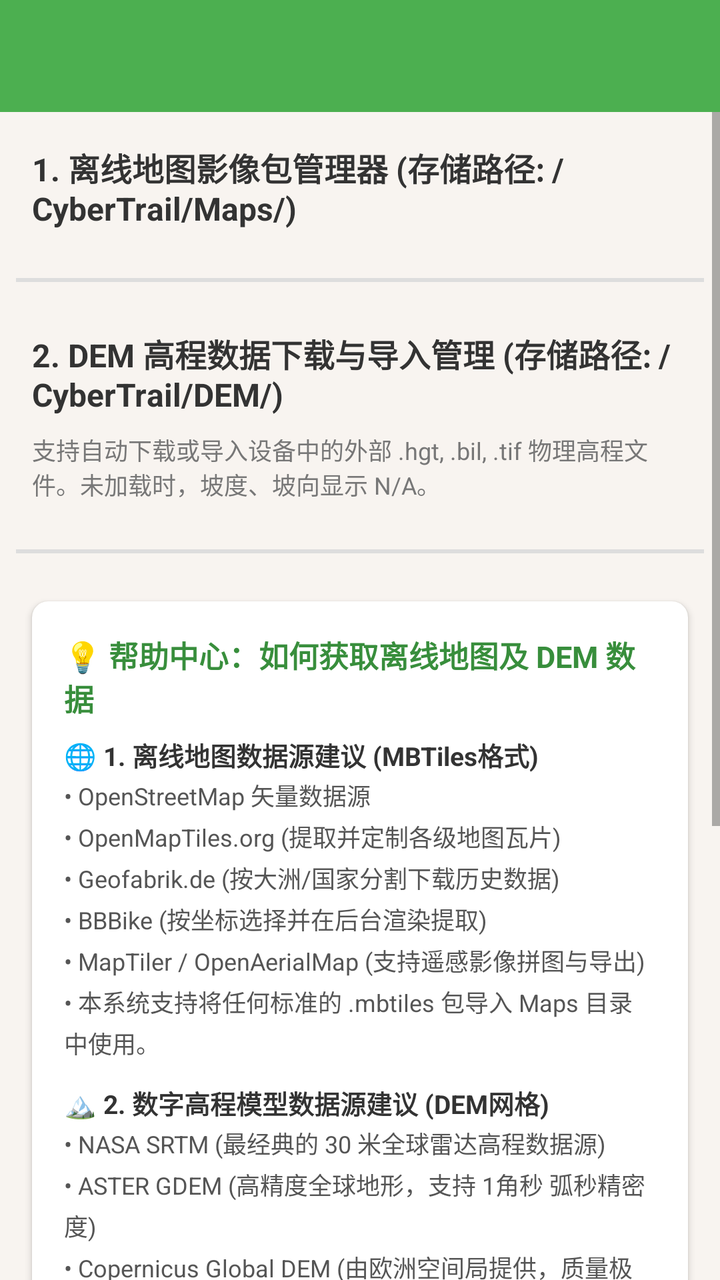
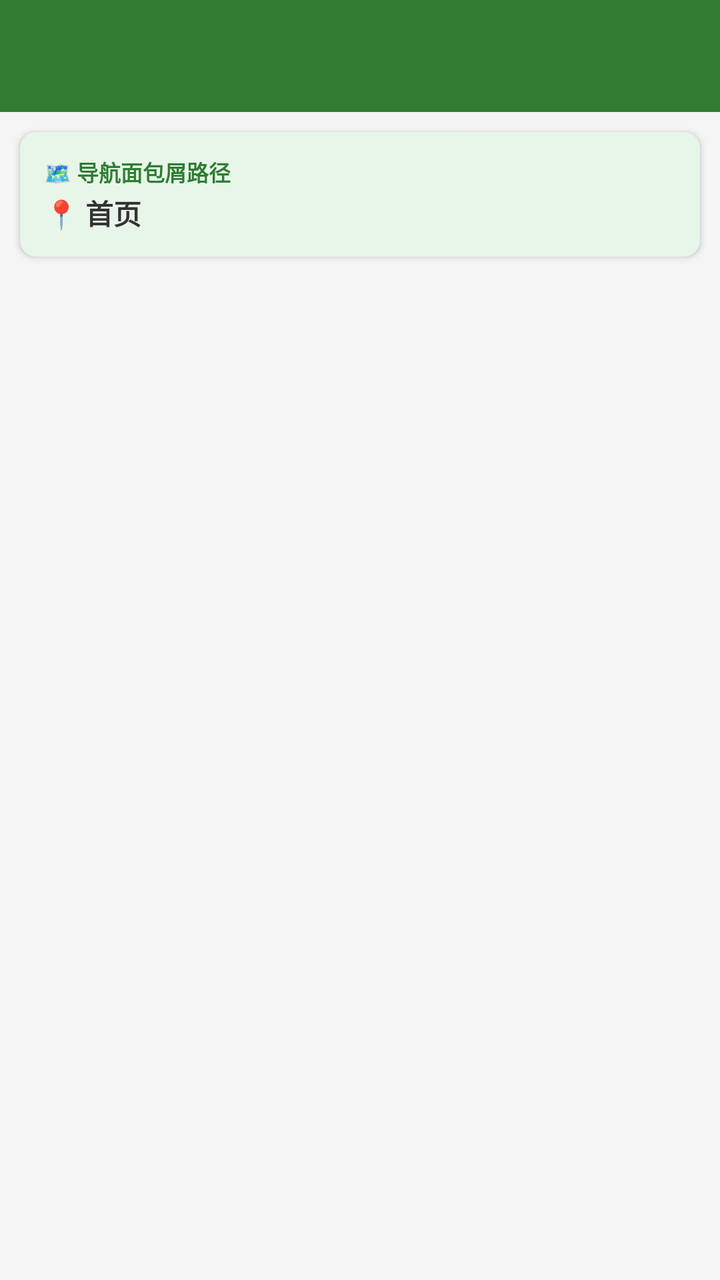

Two renders of the same Android screen: before a commit and after it. Below are the layout's source before the change and the commit's diff.
<!-- AndroidManifest.xml: application theme Theme.CyberTrail -->
<!-- res/layout/activity_offline_map.xml -->
<?xml version="1.0" encoding="utf-8"?>
<LinearLayout xmlns:android="http://schemas.android.com/apk/res/android"
    xmlns:app="http://schemas.android.com/apk/res-auto"
    android:layout_width="match_parent"
    android:layout_height="match_parent"
    android:orientation="vertical"
    android:background="#f8f4f0">

    <androidx.appcompat.widget.Toolbar
        android:id="@+id/toolbar"
        android:layout_width="match_parent"
        android:layout_height="?attr/actionBarSize"
        android:background="#4CAF50"
        android:theme="@style/ThemeOverlay.AppCompat.Dark.ActionBar" />

    <ScrollView
        android:layout_width="match_parent"
        android:layout_height="match_parent">

        <LinearLayout
            android:layout_width="match_parent"
            android:layout_height="wrap_content"
            android:orientation="vertical"
            android:padding="8dp">

            
            <TextView
                android:layout_width="match_parent"
                android:layout_height="wrap_content"
                android:layout_margin="8dp"
                android:text="1. 离线地图影像包管理器 (存储路径: /CyberTrail/Maps/)"
                android:textStyle="bold"
                android:textColor="#333333"
                android:textSize="16sp" />

            <androidx.recyclerview.widget.RecyclerView
                android:id="@+id/recyclerView"
                android:layout_width="match_parent"
                android:layout_height="wrap_content"
                android:nestedScrollingEnabled="false"
                android:clipToPadding="false" />

            <View
                android:layout_width="match_parent"
                android:layout_height="2dp"
                android:layout_marginTop="16dp"
                android:layout_marginBottom="16dp"
                android:background="#DDDDDD" />

            
            <TextView
                android:layout_width="match_parent"
                android:layout_height="wrap_content"
                android:layout_margin="8dp"
                android:text="2. DEM 高程数据下载与导入管理 (存储路径: /CyberTrail/DEM/)"
                android:textStyle="bold"
                android:textColor="#333333"
                android:textSize="16sp" />

            <TextView
                android:layout_width="match_parent"
                android:layout_height="wrap_content"
                android:layout_marginStart="8dp"
                android:layout_marginEnd="8dp"
                android:layout_marginBottom="8dp"
                android:text="支持自动下载或导入设备中的外部 .hgt, .bil, .tif 物理高程文件。未加载时，坡度、坡向显示 N/A。"
                android:textColor="#777777"
                android:textSize="12sp" />

            <androidx.recyclerview.widget.RecyclerView
                android:id="@+id/recyclerViewDems"
                android:layout_width="match_parent"
                android:layout_height="wrap_content"
                android:nestedScrollingEnabled="false"
                android:clipToPadding="false" />

            <View
                android:layout_width="match_parent"
                android:layout_height="2dp"
                android:layout_marginTop="16dp"
                android:layout_marginBottom="16dp"
                android:background="#DDDDDD" />

            
            <androidx.cardview.widget.CardView
                android:layout_width="match_parent"
                android:layout_height="wrap_content"
                android:layout_margin="8dp"
                app:cardCornerRadius="8dp"
                app:cardElevation="2dp"
                app:cardBackgroundColor="#FFFFFF">

                <LinearLayout
                    android:layout_width="match_parent"
                    android:layout_height="wrap_content"
                    android:orientation="vertical"
                    android:padding="16dp">

                    <TextView
                        android:layout_width="match_parent"
                        android:layout_height="wrap_content"
                        android:text="💡 帮助中心：如何获取离线地图及 DEM 数据"
                        android:textStyle="bold"
                        android:textColor="#388E3C"
                        android:textSize="15sp" />

                    <TextView
                        android:layout_width="match_parent"
                        android:layout_height="wrap_content"
                        android:layout_marginTop="8dp"
                        android:text="🌐 1. 离线地图数据源建议 (MBTiles格式)"
                        android:textStyle="bold"
                        android:textColor="#333333"
                        android:textSize="13sp" />

                    <TextView
                        android:layout_width="match_parent"
                        android:layout_height="wrap_content"
                        android:layout_marginTop="2dp"
                        android:text="• OpenStreetMap 矢量数据源\n• OpenMapTiles.org (提取并定制各级地图瓦片)\n• Geofabrik.de (按大洲/国家分割下载历史数据)\n• BBBike (按坐标选择并在后台渲染提取)\n• MapTiler / OpenAerialMap (支持遥感影像拼图与导出)\n• 本系统支持将任何标准的 .mbtiles 包导入 Maps 目录中使用。"
                        android:textColor="#555555"
                        android:textSize="12sp"
                        android:lineSpacingMultiplier="1.2" />

                    <TextView
                        android:layout_width="match_parent"
                        android:layout_height="wrap_content"
                        android:layout_marginTop="12dp"
                        android:text="🏔️ 2. 数字高程模型数据源建议 (DEM网格)"
                        android:textStyle="bold"
                        android:textColor="#333333"
                        android:textSize="13sp" />

                    <TextView
                        android:layout_width="match_parent"
                        android:layout_height="wrap_content"
                        android:layout_marginTop="2dp"
                        android:text="• NASA SRTM (最经典的 30 米全球雷达高程数据源)\n• ASTER GDEM (高精度全球地形，支持 1角秒 弧秒精密度)\n• Copernicus Global DEM (由欧洲空间局提供，质量极佳)\n• 导入方法：获取以上机构的 .hgt, .tif, .bil, .img 文件，重命名或直接放入 /CyberTrail/DEM 文件夹，或在本界面直接点击 [导入本地] 来自动识别。"
                        android:textColor="#555555"
                        android:textSize="12sp"
                        android:lineSpacingMultiplier="1.2" />

                    <TextView
                        android:layout_width="match_parent"
                        android:layout_height="wrap_content"
                        android:layout_marginTop="12dp"
                        android:text="🛠️ 3. 开源地图数据来源 (官方链接建议)"
                        android:textStyle="bold"
                        android:textColor="#333333"
                        android:textSize="13sp" />

                    <TextView
                        android:layout_width="match_parent"
                        android:layout_height="wrap_content"
                        android:layout_marginTop="2dp"
                        android:text="• OpenStreetMap 官方主页: https://www.openstreetmap.org\n• OpenMapTiles 矢量切片定制: https://openmaptiles.org\n• MapTiler 离线地图与配图服务: https://www.maptiler.com\n• GeoFabrik 历史/分国切片数据: https://www.geofabrik.de\n• NASA Earthdata (SRTM 30m 高程): https://earthdata.nasa.gov\n• ASTER GDEM 高精密高程来源: https://asterweb.jpl.nasa.gov"
                        android:textColor="#455A64"
                        android:textSize="12sp"
                        android:lineSpacingMultiplier="1.2" />

                </LinearLayout>
            </androidx.cardview.widget.CardView>

        </LinearLayout>
    </ScrollView>

</LinearLayout>
<!-- resources referenced by this layout -->
<resources>
  <style name="Theme.CyberTrail" parent="Theme.MaterialComponents.DayNight.NoActionBar">
          
          <item name="colorPrimary">@color/cyber_green</item>
          <item name="colorPrimaryVariant">@color/cyber_slate</item>
          <item name="colorOnPrimary">@color/white</item>
          
          <item name="android:statusBarColor">@color/cyber_slate</item>
      </style>
  <color name="cyber_green">#FF10B981</color>
  <color name="cyber_slate">#FF0F172A</color>
  <color name="white">#FFFFFFFF</color>
</resources>

<!-- the commit's change to res/layout/activity_offline_map.xml (unified diff, before → after) -->
@@ -4,164 +4,88 @@
     android:layout_width="match_parent"
     android:layout_height="match_parent"
     android:orientation="vertical"
-    android:background="#f8f4f0">
+    android:background="#F5F5F5">
 
+    
     <androidx.appcompat.widget.Toolbar
         android:id="@+id/toolbar"
         android:layout_width="match_parent"
         android:layout_height="?attr/actionBarSize"
-        android:background="#4CAF50"
+        android:background="#2E7D32"
         android:theme="@style/ThemeOverlay.AppCompat.Dark.ActionBar" />
 
-    <ScrollView
+    
+    <androidx.cardview.widget.CardView
+        android:id="@+id/card_breadcrumbs"
         android:layout_width="match_parent"
-        android:layout_height="match_parent">
+        android:layout_height="wrap_content"
+        android:layout_margin="10dp"
+        app:cardCornerRadius="8dp"
+        app:cardElevation="2dp"
+        app:cardBackgroundColor="#E8F5E9">
 
         <LinearLayout
             android:layout_width="match_parent"
             android:layout_height="wrap_content"
-            android:orientation="vertical"
-            android:padding="8dp">
+            android:orientation="horizontal"
+            android:padding="12dp"
+            android:gravity="center_vertical">
+
+            <LinearLayout
+                android:layout_width="0dp"
+                android:layout_height="wrap_content"
+                android:orientation="vertical"
+                android:layout_weight="1">
+
+                <TextView
+                    android:layout_width="match_parent"
+                    android:layout_height="wrap_content"
+                    android:text="🗺️ 导航面包屑路径"
+                    android:textSize="11sp"
+                    android:textColor="#2E7D32"
+                    android:textStyle="bold" />
+
+                <TextView
+                    android:id="@+id/tv_breadcrumbs"
+                    android:layout_width="match_parent"
+                    android:layout_height="wrap_content"
+                    android:text="📍 首页"
+                    android:textSize="14sp"
+                    android:textStyle="bold"
+                    android:textColor="#333333"
+                    android:layout_marginTop="2dp" />
+            </LinearLayout>
 
             
-            <TextView
-                android:layout_width="match_parent"
-                android:layout_height="wrap_content"
-                android:layout_margin="8dp"
-                android:text="1. 离线地图影像包管理器 (存储路径: /CyberTrail/Maps/)"
+            <Button
+                android:id="@+id/btn_navigate_up"
+                android:layout_width="wrap_content"
+                android:layout_height="36dp"
+                android:backgroundTint="#388E3C"
+                android:textColor="#FFFFFF"
+                android:text="⬅️ 返回上级"
+                android:textSize="11sp"
                 android:textStyle="bold"
-                android:textColor="#333333"
-                android:textSize="16sp" />
+                android:paddingLeft="10dp"
+                android:paddingRight="10dp"
+                android:visibility="gone" />
+        </LinearLayout>
+    </androidx.cardview.widget.CardView>
 
-            <androidx.recyclerview.widget.RecyclerView
-                android:id="@+id/recyclerView"
-                android:layout_width="match_parent"
-                android:layout_height="wrap_content"
-                android:nestedScrollingEnabled="false"
-                android:clipToPadding="false" />
+    
+    <androidx.recyclerview.widget.RecyclerView
+        android:id="@+id/recyclerView"
+        android:layout_width="match_parent"
+        android:layout_height="0dp"
+        android:layout_weight="1"
+        android:clipToPadding="false"
+        android:paddingBottom="16dp" />
 
-            <View
-                android:layout_width="match_parent"
-                android:layout_height="2dp"
-                android:layout_marginTop="16dp"
-                android:layout_marginBottom="16dp"
-                android:background="#DDDDDD" />
-
-            
-            <TextView
-                android:layout_width="match_parent"
-                android:layout_height="wrap_content"
-                android:layout_margin="8dp"
-                android:text="2. DEM 高程数据下载与导入管理 (存储路径: /CyberTrail/DEM/)"
-                android:textStyle="bold"
-                android:textColor="#333333"
-                android:textSize="16sp" />
-
-            <TextView
-                android:layout_width="match_parent"
-                android:layout_height="wrap_content"
-                android:layout_marginStart="8dp"
-                android:layout_marginEnd="8dp"
-                android:layout_marginBottom="8dp"
-                android:text="支持自动下载或导入设备中的外部 .hgt, .bil, .tif 物理高程文件。未加载时，坡度、坡向显示 N/A。"
-                android:textColor="#777777"
-                android:textSize="12sp" />
-
-            <androidx.recyclerview.widget.RecyclerView
-                android:id="@+id/recyclerViewDems"
-                android:layout_width="match_parent"
-                android:layout_height="wrap_content"
-                android:nestedScrollingEnabled="false"
-                android:clipToPadding="false" />
-
-            <View
-                android:layout_width="match_parent"
-                android:layout_height="2dp"
-                android:layout_marginTop="16dp"
-                android:layout_marginBottom="16dp"
-                android:background="#DDDDDD" />
-
-            
-            <androidx.cardview.widget.CardView
-                android:layout_width="match_parent"
-                android:layout_height="wrap_content"
-                android:layout_margin="8dp"
-                app:cardCornerRadius="8dp"
-                app:cardElevation="2dp"
-                app:cardBackgroundColor="#FFFFFF">
-
-                <LinearLayout
-                    android:layout_width="match_parent"
-                    android:layout_height="wrap_content"
-                    android:orientation="vertical"
-                    android:padding="16dp">
-
-                    <TextView
-                        android:layout_width="match_parent"
-                        android:layout_height="wrap_content"
-                        android:text="💡 帮助中心：如何获取离线地图及 DEM 数据"
-                        android:textStyle="bold"
-                        android:textColor="#388E3C"
-                        android:textSize="15sp" />
-
-                    <TextView
-                        android:layout_width="match_parent"
-                        android:layout_height="wrap_content"
-                        android:layout_marginTop="8dp"
-                        android:text="🌐 1. 离线地图数据源建议 (MBTiles格式)"
-                        android:textStyle="bold"
-                        android:textColor="#333333"
-                        android:textSize="13sp" />
-
-                    <TextView
-                        android:layout_width="match_parent"
-                        android:layout_height="wrap_content"
-                        android:layout_marginTop="2dp"
-                        android:text="• OpenStreetMap 矢量数据源\n• OpenMapTiles.org (提取并定制各级地图瓦片)\n• Geofabrik.de (按大洲/国家分割下载历史数据)\n• BBBike (按坐标选择并在后台渲染提取)\n• MapTiler / OpenAerialMap (支持遥感影像拼图与导出)\n• 本系统支持将任何标准的 .mbtiles 包导入 Maps 目录中使用。"
-                        android:textColor="#555555"
-                        android:textSize="12sp"
-                        android:lineSpacingMultiplier="1.2" />
-
-                    <TextView
-                        android:layout_width="match_parent"
-                        android:layout_height="wrap_content"
-                        android:layout_marginTop="12dp"
-                        android:text="🏔️ 2. 数字高程模型数据源建议 (DEM网格)"
-                        android:textStyle="bold"
-                        android:textColor="#333333"
-                        android:textSize="13sp" />
-
-                    <TextView
-                        android:layout_width="match_parent"
-                        android:layout_height="wrap_content"
-                        android:layout_marginTop="2dp"
-                        android:text="• NASA SRTM (最经典的 30 米全球雷达高程数据源)\n• ASTER GDEM (高精度全球地形，支持 1角秒 弧秒精密度)\n• Copernicus Global DEM (由欧洲空间局提供，质量极佳)\n• 导入方法：获取以上机构的 .hgt, .tif, .bil, .img 文件，重命名或直接放入 /CyberTrail/DEM 文件夹，或在本界面直接点击 [导入本地] 来自动识别。"
-                        android:textColor="#555555"
-                        android:textSize="12sp"
-                        android:lineSpacingMultiplier="1.2" />
-
-                    <TextView
-                        android:layout_width="match_parent"
-                        android:layout_height="wrap_content"
-                        android:layout_marginTop="12dp"
-                        android:text="🛠️ 3. 开源地图数据来源 (官方链接建议)"
-                        android:textStyle="bold"
-                        android:textColor="#333333"
-                        android:textSize="13sp" />
-
-                    <TextView
-                        android:layout_width="match_parent"
-                        android:layout_height="wrap_content"
-                        android:layout_marginTop="2dp"
-                        android:text="• OpenStreetMap 官方主页: https://www.openstreetmap.org\n• OpenMapTiles 矢量切片定制: https://openmaptiles.org\n• MapTiler 离线地图与配图服务: https://www.maptiler.com\n• GeoFabrik 历史/分国切片数据: https://www.geofabrik.de\n• NASA Earthdata (SRTM 30m 高程): https://earthdata.nasa.gov\n• ASTER GDEM 高精密高程来源: https://asterweb.jpl.nasa.gov"
-                        android:textColor="#455A64"
-                        android:textSize="12sp"
-                        android:lineSpacingMultiplier="1.2" />
-
-                </LinearLayout>
-            </androidx.cardview.widget.CardView>
-
-        </LinearLayout>
-    </ScrollView>
+    
+    <androidx.recyclerview.widget.RecyclerView
+        android:id="@+id/recyclerViewDems"
+        android:layout_width="match_parent"
+        android:layout_height="0dp"
+        android:visibility="gone" />
 
 </LinearLayout>
